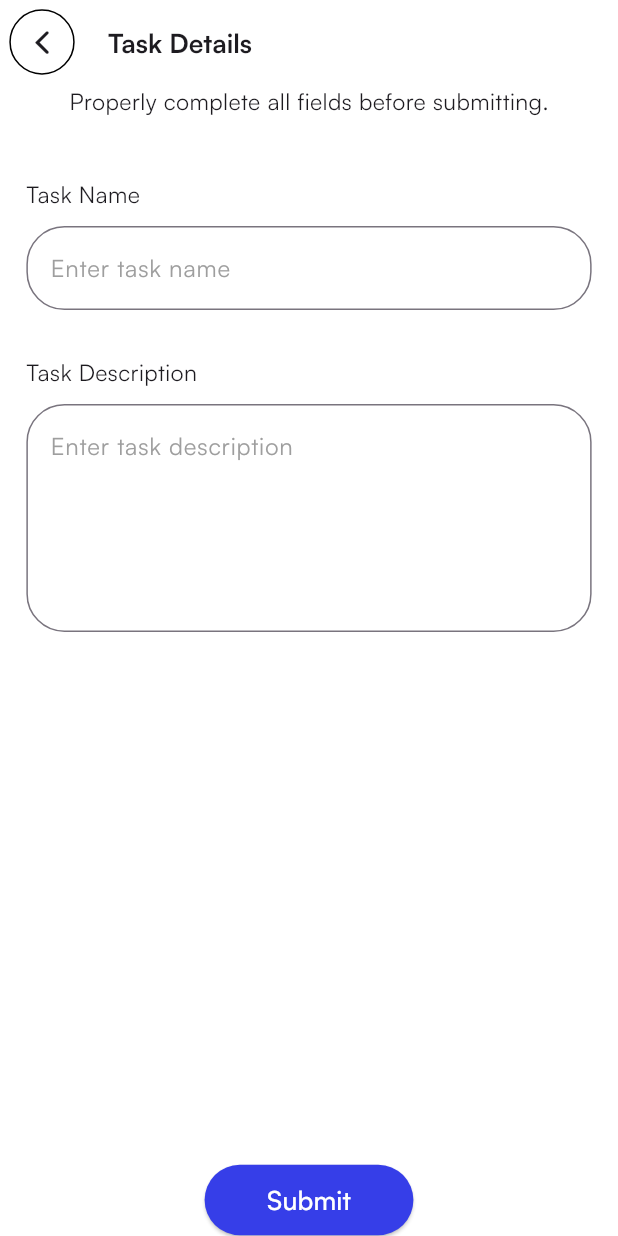
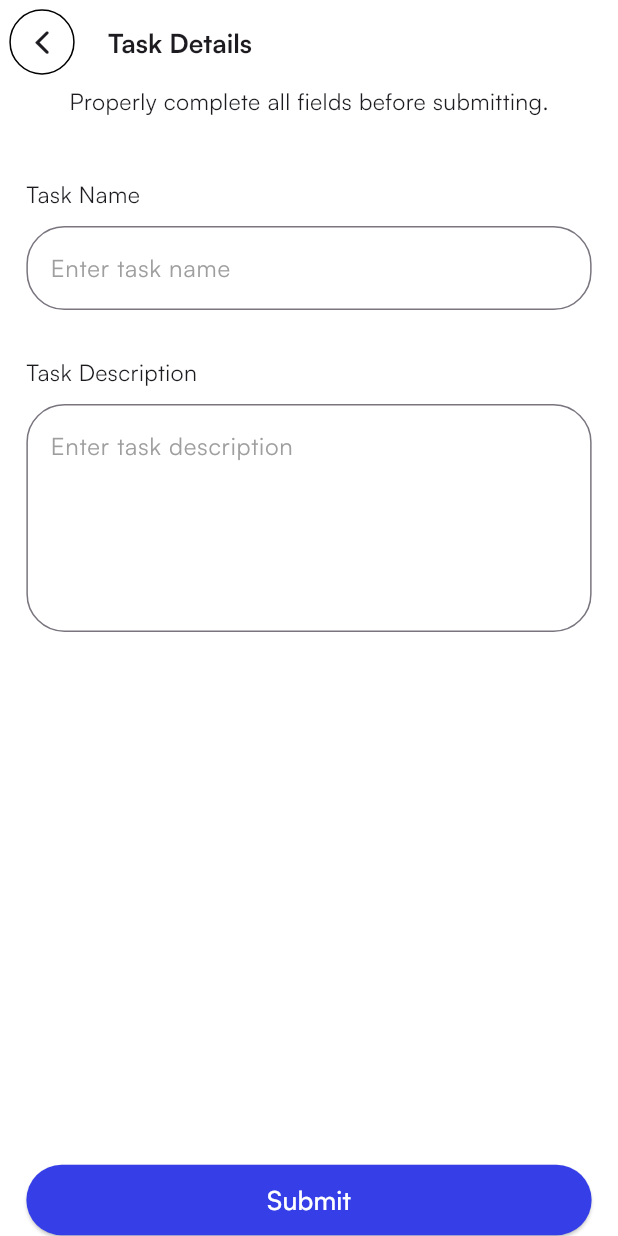
Before and after one commit to JustineUgo/task_todo, a Flutter app: the screen it shows after launch, after a tap on "Add Task", on a phone screen of 412 x 824 dp. Run offline on Flutter 3.47's test engine with Material 3 defaults, Android fonts, the phone set to English and light mode, and no system bars; our stand-ins replace flutter_screenutil.

Commit message:
ui: basic screens

```diff
--- a/lib/src/ui/home/home_screen.dart
+++ b/lib/src/ui/home/home_screen.dart
@@ -42,7 +42,10 @@ class _HomeScreenState extends State<HomeScreen> {
       body: SafeArea(
         child: Stack(
           children: [
-            Padding(
+            GestureDetector(
+              behavior: HitTestBehavior.translucent,
+              onTap: () => FocusManager.instance.primaryFocus?.unfocus(),
+              child: Padding(
                 padding: EdgeInsets.symmetric(horizontal: 16.w),
                 child: Column(
                   crossAxisAlignment: CrossAxisAlignment.start,
@@ -54,6 +57,11 @@ class _HomeScreenState extends State<HomeScreen> {
                         fontSize: 14.sp,
                         fontWeight: FontWeight.w500,
                       ),
+                    ),
+                    SizedBox(height: 20.h),
+                    CupertinoSearchTextField(
+                      borderRadius: BorderRadius.circular(20.r),
+                      padding: EdgeInsets.symmetric(vertical: 10.h, horizontal: 8.w),
                     ),
                     SizedBox(height: 30.h),
                     Expanded(
@@ -107,8 +115,8 @@ class _HomeScreenState extends State<HomeScreen> {
                           ),
                           child: Container(
                             padding: EdgeInsets.symmetric(vertical: 10.sp, horizontal: 16.sp),
-                          decoration:
-                              BoxDecoration(borderRadius: BorderRadius.circular(40.r), color: const Color(0xFF363ee8)),
+                            decoration: BoxDecoration(
+                                borderRadius: BorderRadius.circular(40.r), color: const Color(0xFF363ee8)),
                             child: Row(
                               children: [
                                 Text(
@@ -130,6 +138,7 @@ class _HomeScreenState extends State<HomeScreen> {
                   ],
                 ),
               ),
+            ),
           ],
         ),
       ),
--- a/lib/src/ui/task/task_screen.dart
+++ b/lib/src/ui/task/task_screen.dart
@@ -112,13 +112,15 @@ class _TaskScreenState extends State<TaskScreen> {
                   ),
                 ),
                 const Spacer(),
-                Center(
-                  child: ElevatedButton(
+                ElevatedButton(
                   onPressed: () => Navigator.of(context).pop(),
                   style: ButtonStyle(
                     backgroundColor: WidgetStateProperty.all(const Color(0xFF363ee8)),
                   ),
-                    child: Padding(
+                  child: Row(
+                    mainAxisAlignment: MainAxisAlignment.center,
+                    children: [
+                      Padding(
                         padding: EdgeInsets.symmetric(vertical: 10.sp, horizontal: 16.sp),
                         child: Text(
                           'Submit',
@@ -129,6 +131,7 @@ class _TaskScreenState extends State<TaskScreen> {
                           ),
                         ),
                       ),
+                    ],
                   ),
                 ),
               ],
```
Lines whose indentation alone changed are shown as unchanged.
